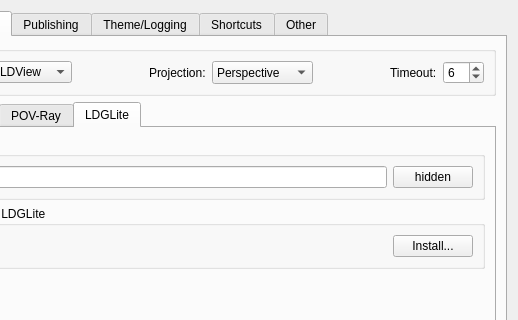
Before: the Qt Designer form mainApp/preferences.ui in trevorsandy/lpub3d-ci, drawn with Qt 5; both pictures show x 147 to 665 and y 0 to 320 of the 665 by 718 pixel window.
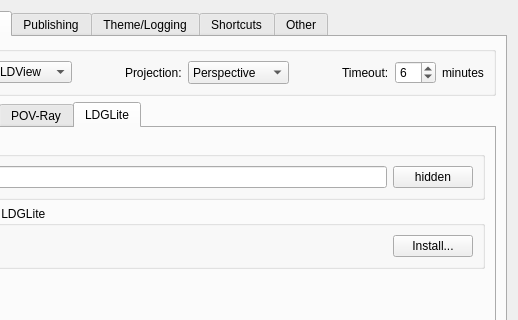
After: the same form once the commit is applied. The open tabs and pages were chosen to show the change.

Commit message: Update renderer timeout label

Patch:
```diff
--- a/mainApp/preferences.ui
+++ b/mainApp/preferences.ui
@@ -927,6 +927,13 @@
             </property>
            </widget>
           </item>
+          <item>
+           <widget class="QLabel" name="label_35">
+            <property name="text">
+             <string>minutes</string>
+            </property>
+           </widget>
+          </item>
          </layout>
         </widget>
        </item>
```
